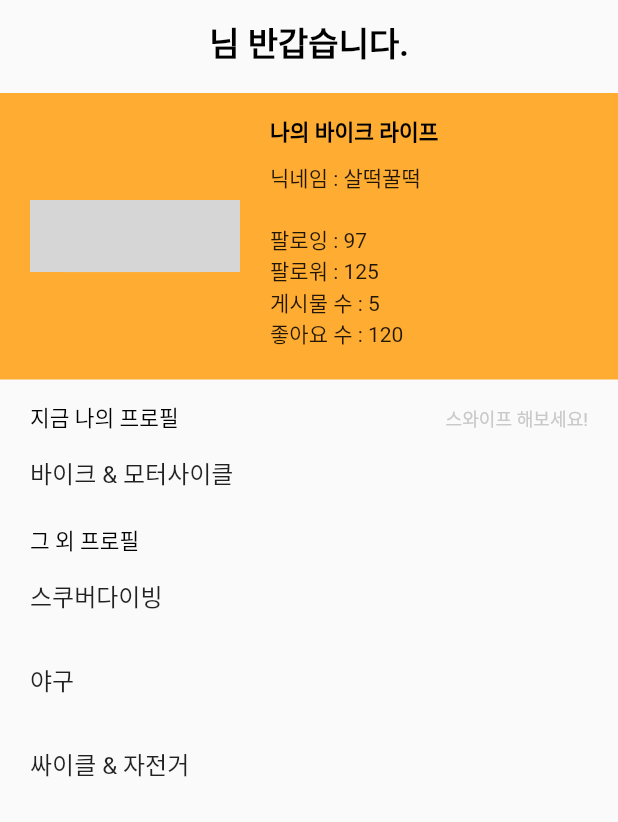
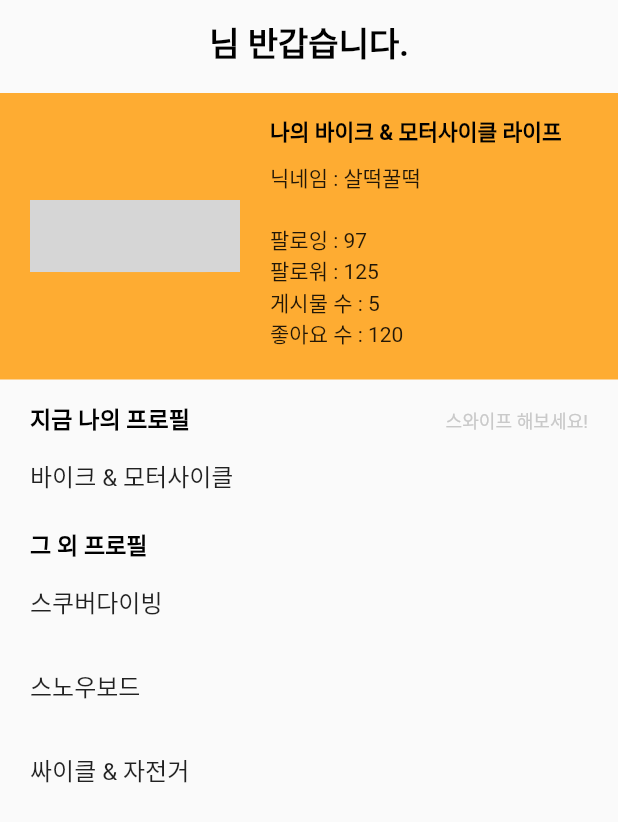
Before and after one commit to Koobonik/my_n_life_flutter, a Flutter app: the MyPage screen opened directly, on a phone screen of 412 x 824 dp. Shown: the top 822 px of the screen. Run offline on Flutter 3.47's test engine with Material 2 defaults, Android fonts, the phone set to English and light mode, and no system bars; drawn by our look-alikes of cached_network_image, flutter_slidable; our stand-ins replace dio, flutter_dotenv, get, logger, shared_preferences, sign_in_with_apple; missing offline and left inert: jwt_decode, kakao_flutter_sdk; accounts and stored records are empty; network calls fail; grey boxes are pictures that could not be loaded.

Commit message:
⚡ feat: 변수 연동 완료

```diff
--- a/lib/view/my/my_page.dart
+++ b/lib/view/my/my_page.dart
@@ -19,10 +19,16 @@ class MyPage extends StatefulWidget {
 
 class _MyPageState extends State<MyPage> {
 
+  List<String> hobbyList = [];
+
   @override
   void initState() {
     // TODO: implement initState
     super.initState();
+    hobbyList.add("바이크 & 모터사이클");
+    hobbyList.add("스쿠버다이빙");
+    hobbyList.add("스노우보드");
+    hobbyList.add("싸이클 & 자전거");
     hi9();
 
   }
@@ -64,7 +70,7 @@ class _MyPageState extends State<MyPage> {
                       mainAxisAlignment: MainAxisAlignment.start,
                       crossAxisAlignment: CrossAxisAlignment.start,
                       children: [
-                        Text("나의 바이크 라이프", style: CustomTextStyle.createTextStyle(fontSize: 13, fontWeight: FontWeight.w700),),
+                        Text("나의 ${hobbyList.first} 라이프", style: CustomTextStyle.createTextStyle(fontSize: 13, fontWeight: FontWeight.w700),),
                         const SizedBox(height: 12,),
                         Text("닉네임 : 살떡꿀떡"),
                         const SizedBox(height: 20,),
@@ -86,26 +92,30 @@ class _MyPageState extends State<MyPage> {
                     padding: const EdgeInsets.only(left: 20.0, right: 20),
                     child: Row(
                       children: [
-                        Text("지금 나의 프로필", style: CustomTextStyle.createTextStyle(fontSize: 13, fontWeight: FontWeight.w500),),
+                        Text("지금 나의 프로필", style: CustomTextStyle.createTextStyle(fontSize: 14, fontWeight: FontWeight.w700),),
                         Expanded(child: Container()),
                         Text("스와이프 해보세요!", style: CustomTextStyle.createTextStyle(fontSize: 11, fontWeight: FontWeight.w400, color: CustomColor.grey3),)
                       ],
                     ),
                   ),
 
-                  slidableWidget("바이크 & 모터사이클"),
+                  slidableWidget(hobbyList.first),
 
                   const SizedBox(height: 12,),
                   Padding(
                     padding: const EdgeInsets.only(left: 20.0, right: 20),
                     child: Align(
                       alignment: Alignment.centerLeft,
-                        child: Text("그 외 프로필", style: CustomTextStyle.createTextStyle(fontSize: 13, fontWeight: FontWeight.w500),)),
+                      child: Text("그 외 프로필", style: CustomTextStyle.createTextStyle(fontSize: 14, fontWeight: FontWeight.w700),)
+                    ),
                   ),
 
-                  slidableWidget("스쿠버다이빙"),
-                  slidableWidget("야구"),
-                  slidableWidget("싸이클 & 자전거"),
+                  Column(
+                    children: List.generate(hobbyList.length, (index) {
+                      if(index == 0) return const SizedBox.shrink();
+                      return slidableWidget(hobbyList.toList()[index]);
+                    })
+                  ),
                 ],
               ),
             ],
@@ -152,21 +162,27 @@ class _MyPageState extends State<MyPage> {
       ),
 
       // The end action pane is the one at the right or the bottom side.
-      endActionPane: const ActionPane(
-        motion: StretchMotion(),
+      endActionPane: ActionPane(
+        motion: const StretchMotion(),
         // extentRatio: 4/5,
         children: [
           SlidableAction(
             // An action can be bigger than the others.
             // flex: 2,
-            onPressed: null,
+            onPressed: (context){
+            },
             backgroundColor: Color(0xFF7BC043),
             foregroundColor: Colors.white,
             icon: Icons.update,
             label: '수정하기',
           ),
           SlidableAction(
-            onPressed: null,
+            onPressed: (c){
+              setState(() {
+                hobbyList.removeWhere((element) => element == title);
+                hobbyList.insert(0, title);
+              });
+            },
             backgroundColor: Color(0xFF0392CF),
             foregroundColor: Colors.white,
             icon: Icons.outbond_outlined,
```
Also changed, not shown: lib/main.dart (+6 -1 lines).
